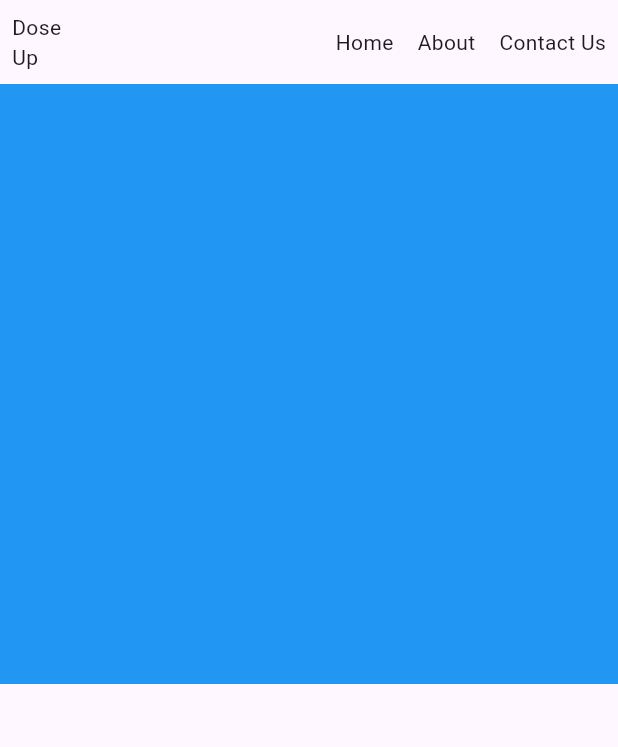
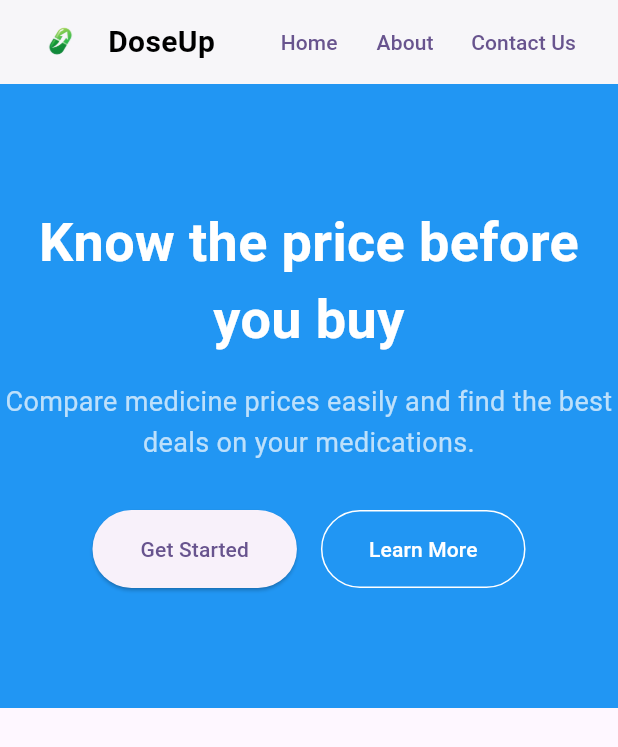
Before and after one commit to abyjohnaj/DoseUp, a Flutter app: the screen it shows after launch, on a phone screen of 412 x 824 dp. Shown: the top 747 px of the screen. Run offline on Flutter 3.47's test engine with Material 3 defaults, Android fonts, the phone set to English and light mode, and no system bars.

Commit message:
Second Commit

```diff
--- a/lib/landingpage.dart
+++ b/lib/landingpage.dart
@@ -1,41 +1,122 @@
 import 'package:flutter/material.dart';
 
-class Landingpage extends StatelessWidget {
-  const Landingpage({super.key});
+class LandingPage extends StatelessWidget {
+  const LandingPage({super.key});
 
   @override
   Widget build(BuildContext context) {
     return Scaffold(
       appBar: AppBar(
-        leading:
-        Padding(
-          padding: const EdgeInsets.all(8.0),
-          child: Text("DoseUp"),
-
+        backgroundColor: Colors.white,
+        elevation: 1,
+        leadingWidth: 220,
+        leading: Padding(
+          padding: const EdgeInsets.only(left: 16),
+          child: Row(
+            children: [
+              Image.asset(
+                "assets/images/doseuplogo.png",
+                height: 32,
+                fit: BoxFit.contain,
+              ),
+              const SizedBox(width: 8),
+              const Text(
+                "DoseUp",
+                style: TextStyle(
+                  color: Colors.black,
+                  fontSize: 20,
+                  fontWeight: FontWeight.bold,
+                ),
+              ),
+            ],
+          ),
         ),
         actions: [
-         Row(
-           children: [
-             Padding(
-               padding: const EdgeInsets.all(8.0),
-               child: Text("Home"),
-             ),
-             Padding(
-               padding: const EdgeInsets.all(8.0),
-               child: Text("About"),
-             ),
-             Padding(
-               padding: const EdgeInsets.all(8.0),
-               child: Text("Contact Us"),
-             ),
-           ],
-         )
+          TextButton(
+            onPressed: () {},
+            child: const Text("Home"),
+          ),
+          TextButton(
+            onPressed: () {},
+            child: const Text("About"),
+          ),
+          TextButton(
+            onPressed: () {},
+            child: const Text("Contact Us"),
+          ),
+          const SizedBox(width: 16),
         ],
       ),
-      body: Container(
-        color: Colors.blue,
-        height: 400,
 
+      // BODY
+      body: SingleChildScrollView(
+        child: Container(
+          width: double.infinity,
+          padding: const EdgeInsets.symmetric(vertical: 80),
+          color: Colors.blue,
+          child: Column(
+            children: [
+              const Text(
+                "Know the price before you buy",
+                textAlign: TextAlign.center,
+                style: TextStyle(
+                  color: Colors.white,
+                  fontSize: 36,
+                  fontWeight: FontWeight.bold,
+                ),
+              ),
+              const SizedBox(height: 16),
+
+              SizedBox(
+                width: 600,
+                child: const Text(
+                  "Compare medicine prices easily and find the best deals on your medications.",
+                  textAlign: TextAlign.center,
+                  style: TextStyle(
+                    color: Colors.white70,
+                    fontSize: 18,
+                    height: 1.5,
+                  ),
+                ),
+              ),
+
+              const SizedBox(height: 32),
+
+              Row(
+                mainAxisAlignment: MainAxisAlignment.center,
+                children: [
+                  ElevatedButton(
+                    style: ElevatedButton.styleFrom(
+                      padding: const EdgeInsets.symmetric(
+                        horizontal: 32,
+                        vertical: 16,
+                      ),
+                    ),
+                    onPressed: () {
+                      // TODO: Navigate to Login / Dashboard
+                    },
+                    child: const Text("Get Started"),
+                  ),
+                  const SizedBox(width: 16),
+                  OutlinedButton(
+                    style: OutlinedButton.styleFrom(
+                      padding: const EdgeInsets.symmetric(
+                        horizontal: 32,
+                        vertical: 16,
+                      ),
+                      foregroundColor: Colors.white,
+                      side: const BorderSide(color: Colors.white),
+                    ),
+                    onPressed: () {
+                      // TODO: Navigate to About page
+                    },
+                    child: const Text("Learn More"),
+                  ),
+                ],
+              ),
+            ],
+          ),
+        ),
       ),
     );
   }
--- a/lib/main.dart
+++ b/lib/main.dart
@@ -32,7 +32,7 @@ class MyApp extends StatelessWidget {
         // tested with just a hot reload.
         colorScheme: .fromSeed(seedColor: Colors.deepPurple),
       ),
-      home: const Landingpage(),
+      home: const LandingPage(),
     );
   }
 }
--- a/pubspec.yaml
+++ b/pubspec.yaml
@@ -58,10 +58,8 @@ flutter:
   uses-material-design: true
 
   # To add assets to your application, add an assets section, like this:
-  # assets:
-  #   - images/a_dot_burr.jpeg
-  #   - images/a_dot_ham.jpeg
-
+  assets:
+    - assets/images/doseuplogo.png
   # An image asset can refer to one or more resolution-specific "variants", see
   # https://flutter.dev/to/resolution-aware-images
 
```
Also changed, not shown: assets/images/doseuplogo.png (added).
